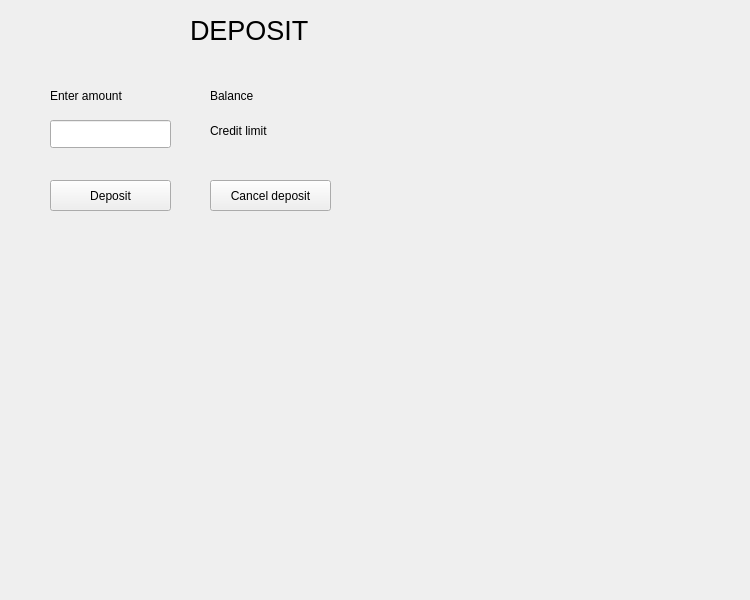
This is bank-automat/gui/carddepositwindow.ui in 25kmo-project/group_11 as Qt 5 draws it before an edit. The edited form follows.
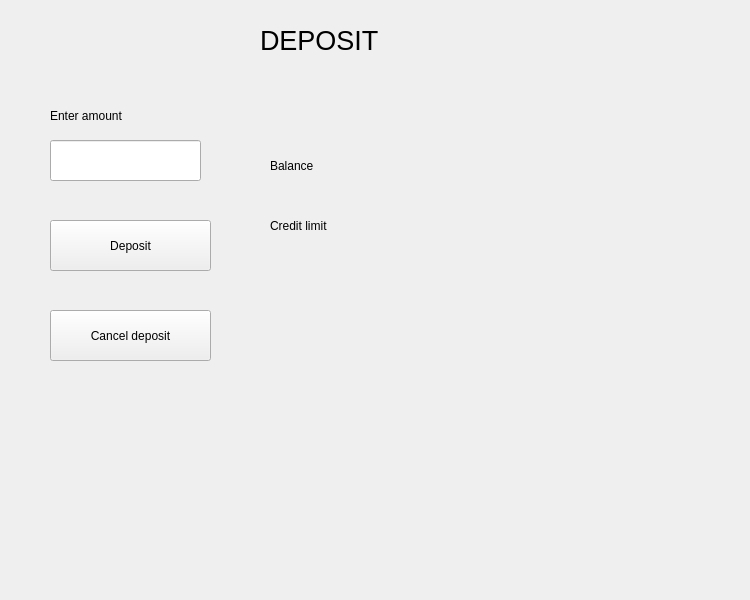
This is the edited form.

What changed in the file:
```diff
--- a/bank-automat/gui/carddepositwindow.ui
+++ b/bank-automat/gui/carddepositwindow.ui
@@ -17,9 +17,9 @@
    <property name="geometry">
     <rect>
      <x>50</x>
-     <y>180</y>
-     <width>121</width>
-     <height>31</height>
+     <y>220</y>
+     <width>161</width>
+     <height>51</height>
     </rect>
    </property>
    <property name="text">
@@ -30,17 +30,17 @@
    <property name="geometry">
     <rect>
      <x>50</x>
-     <y>120</y>
-     <width>121</width>
-     <height>28</height>
+     <y>140</y>
+     <width>151</width>
+     <height>41</height>
     </rect>
    </property>
   </widget>
   <widget class="QLabel" name="label_2">
    <property name="geometry">
     <rect>
-     <x>210</x>
-     <y>80</y>
+     <x>270</x>
+     <y>150</y>
      <width>91</width>
      <height>31</height>
     </rect>
@@ -52,10 +52,10 @@
   <widget class="QLabel" name="textLimit">
    <property name="geometry">
     <rect>
-     <x>310</x>
-     <y>120</y>
+     <x>390</x>
+     <y>210</y>
      <width>131</width>
-     <height>21</height>
+     <height>31</height>
     </rect>
    </property>
    <property name="text">
@@ -65,10 +65,10 @@
   <widget class="QLabel" name="textLimitDesc">
    <property name="geometry">
     <rect>
-     <x>210</x>
-     <y>120</y>
+     <x>270</x>
+     <y>210</y>
      <width>91</width>
-     <height>21</height>
+     <height>31</height>
     </rect>
    </property>
    <property name="text">
@@ -78,8 +78,8 @@
   <widget class="QLabel" name="textBalance">
    <property name="geometry">
     <rect>
-     <x>310</x>
-     <y>80</y>
+     <x>390</x>
+     <y>150</y>
      <width>121</width>
      <height>31</height>
     </rect>
@@ -104,8 +104,8 @@
   <widget class="QLabel" name="title">
    <property name="geometry">
     <rect>
-     <x>190</x>
-     <y>10</y>
+     <x>260</x>
+     <y>20</y>
      <width>181</width>
      <height>41</height>
     </rect>
@@ -123,8 +123,8 @@
    <property name="geometry">
     <rect>
      <x>50</x>
-     <y>80</y>
-     <width>111</width>
+     <y>100</y>
+     <width>131</width>
      <height>31</height>
     </rect>
    </property>
@@ -135,10 +135,10 @@
   <widget class="QPushButton" name="btnCancelDeposit">
    <property name="geometry">
     <rect>
-     <x>210</x>
-     <y>180</y>
-     <width>121</width>
-     <height>31</height>
+     <x>50</x>
+     <y>310</y>
+     <width>161</width>
+     <height>51</height>
     </rect>
    </property>
    <property name="text">
```
